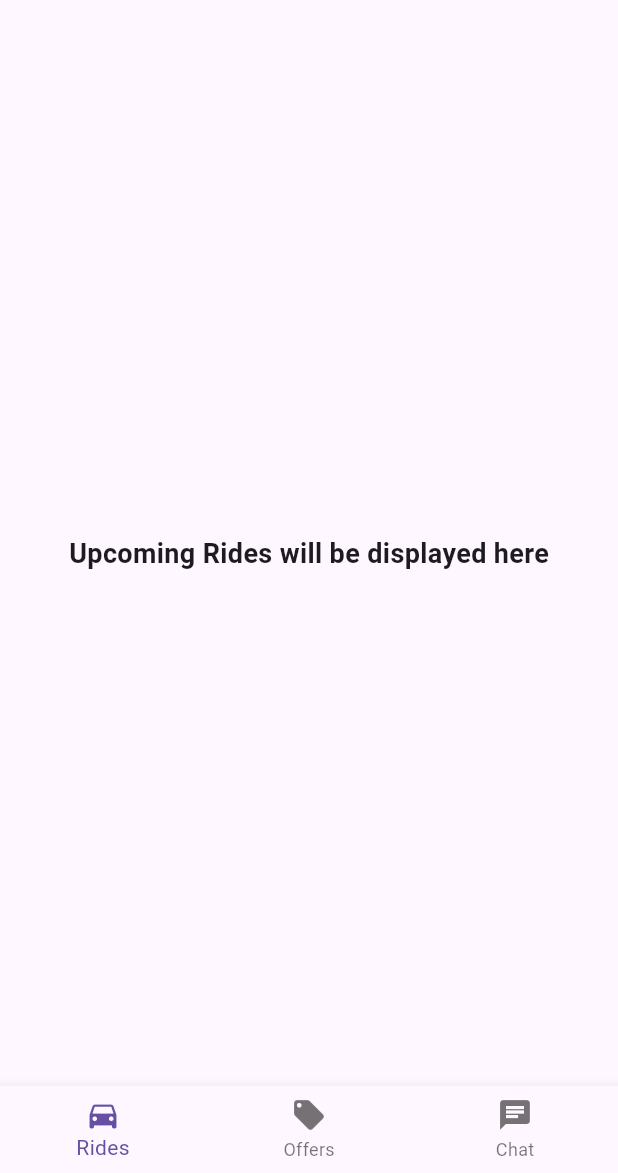
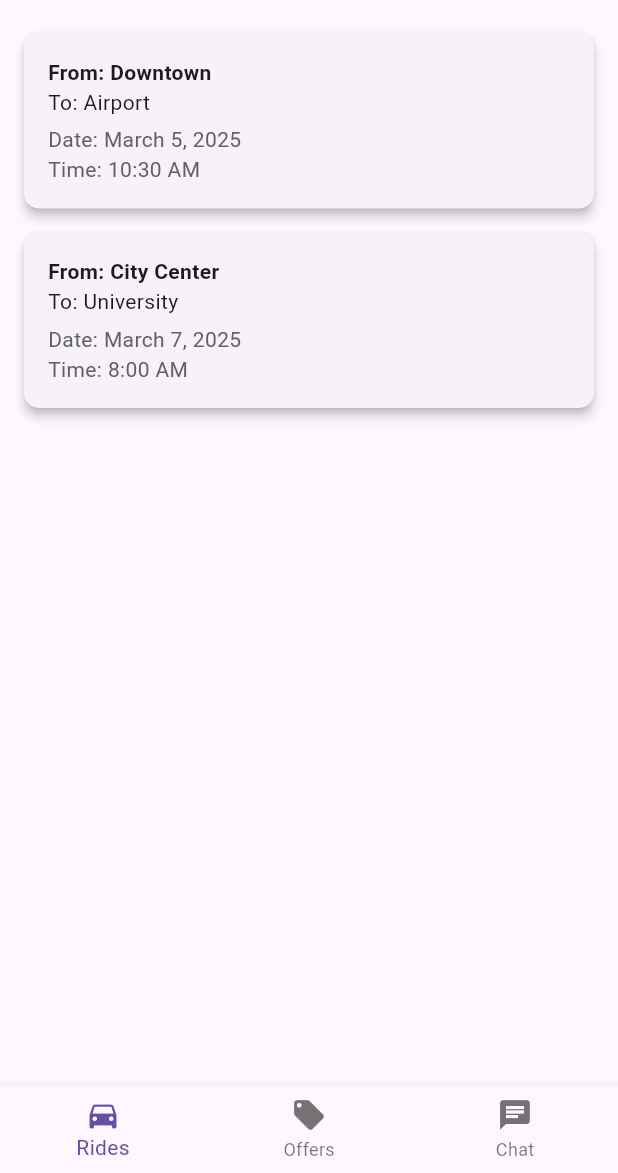
Before and after one commit to knjain1995/kctrustedcarpool, a Flutter app: the HomeScreen screen opened by its route, on a phone screen of 412 x 824 dp, the part 63-1236 px from its top. Run offline on Flutter 3.47's test engine with Material 3 defaults, Android fonts, the phone set to English and light mode, and no system bars; our stand-ins replace firebase_auth, firebase_core, flutter_login; accounts and stored records are empty.

Commit message:
created upcoming rides UI

```diff
--- a/lib/screens/home/upcoming_rides.dart
+++ b/lib/screens/home/upcoming_rides.dart
@@ -1,12 +1,75 @@
 import 'package:flutter/material.dart';
 
-class UpcomingRidesScreen extends StatelessWidget {
+class UpcomingRidesScreen extends StatefulWidget {
+  @override
+  _UpcomingRidesScreenState createState() => _UpcomingRidesScreenState();
+}
+
+class _UpcomingRidesScreenState extends State<UpcomingRidesScreen> {
+  bool isLoading = false; // Simulating data fetching
+  List<Map<String, String>> upcomingRides = [
+    {
+      "from": "Downtown",
+      "to": "Airport",
+      "date": "March 5, 2025",
+      "time": "10:30 AM"
+    },
+    {
+      "from": "City Center",
+      "to": "University",
+      "date": "March 7, 2025",
+      "time": "8:00 AM"
+    }
+  ];
+
   @override
   Widget build(BuildContext context) {
-    return Center(
-      child: Text(
-        "Upcoming Rides will be displayed here",
-        style: TextStyle(fontSize: 18, fontWeight: FontWeight.bold),
+    return isLoading
+        ? Center(child: CircularProgressIndicator()) // Show loader if data is loading
+        : upcomingRides.isEmpty
+            ? Center(child: Text("No upcoming rides available."))
+            : ListView.builder(
+                itemCount: upcomingRides.length,
+                itemBuilder: (context, index) {
+                  return RideCard(
+                    from: upcomingRides[index]["from"]!,
+                    to: upcomingRides[index]["to"]!,
+                    date: upcomingRides[index]["date"]!,
+                    time: upcomingRides[index]["time"]!,
+                  );
+                },
+              );
+  }
+}
+
+class RideCard extends StatelessWidget {
+  final String from, to, date, time;
+
+  const RideCard({
+    required this.from,
+    required this.to,
+    required this.date,
+    required this.time,
+  });
+
+  @override
+  Widget build(BuildContext context) {
+    return Card(
+      margin: EdgeInsets.symmetric(horizontal: 16, vertical: 8),
+      elevation: 3,
+      shape: RoundedRectangleBorder(borderRadius: BorderRadius.circular(10)),
+      child: Padding(
+        padding: const EdgeInsets.all(16.0),
+        child: Column(
+          crossAxisAlignment: CrossAxisAlignment.start,
+          children: [
+            Text("From: $from", style: TextStyle(fontWeight: FontWeight.bold)),
+            Text("To: $to"),
+            SizedBox(height: 5),
+            Text("Date: $date", style: TextStyle(color: Colors.grey[700])),
+            Text("Time: $time", style: TextStyle(color: Colors.grey[700])),
+          ],
+        ),
       ),
     );
   }
```
